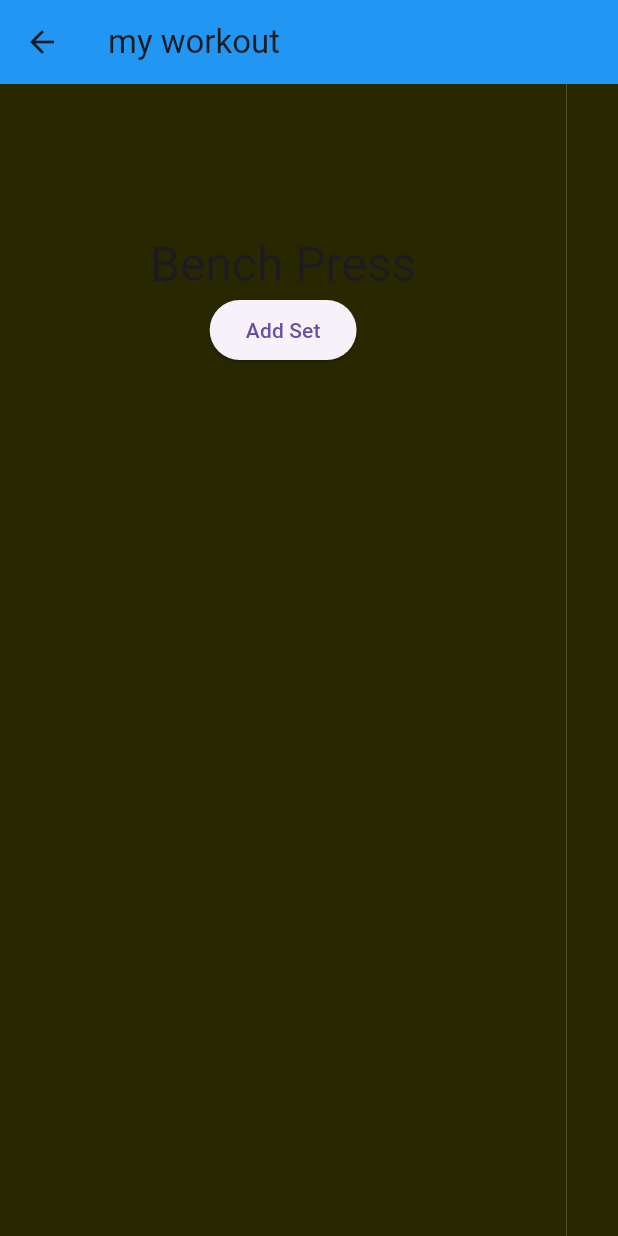
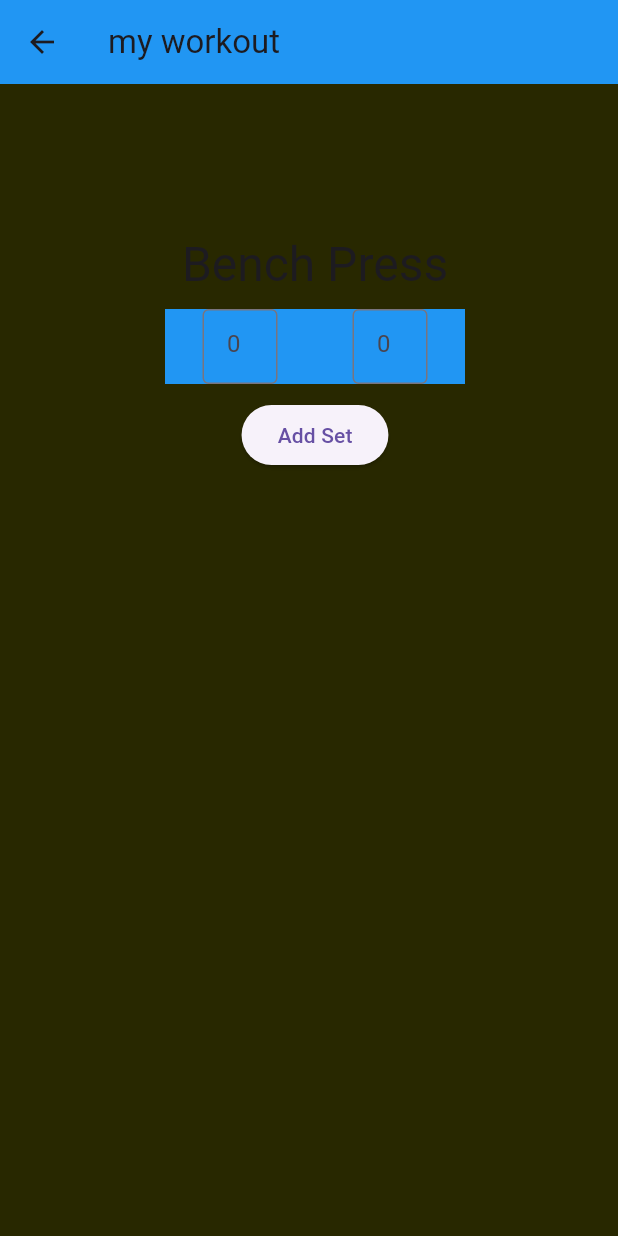
Before and after one commit to LucasSlunt/flutter_application_attempt_2, a Flutter app: the CurrentWorkoutScreen screen opened directly, after a tap on "Add Set", on a phone screen of 412 x 824 dp. Run offline on Flutter 3.47's test engine with Material 3 defaults, Android fonts, the phone set to English and light mode, and no system bars.

Commit message:
pulled unnecessary fields from states into widgets

```diff
--- a/lib/main.dart
+++ b/lib/main.dart
@@ -68,8 +68,6 @@ class CurrentWorkoutScreen extends StatelessWidget{
             color: Color.fromARGB(255, Random().nextInt(255), Random().nextInt(255), 0),
             height: 500,
             padding: EdgeInsets.all(100),
-            //child: Text("Page $index"),
-            //child: ExerciseWidget("$index").buildName(context)
             child: ExerciseWidget()
           );
         }
@@ -79,15 +77,7 @@ class CurrentWorkoutScreen extends StatelessWidget{
 }
 
 class ExerciseWidget extends StatefulWidget{
-
-  const ExerciseWidget({super.key});
-
-  @override
-  ExerciseWidgetState createState() => ExerciseWidgetState();
-}
-
-class ExerciseWidgetState extends State<ExerciseWidget>{
-  final ActiveExercise exercise =
+final ActiveExercise exercise =
   ActiveExercise(
     name: "Bench Press",
     primaryMusclesWorked: [Muscles.midChest],
@@ -97,45 +87,50 @@ class ExerciseWidgetState extends State<ExerciseWidget>{
     currentPR: "155"
     );
 
+  ExerciseWidget({super.key});
+
+  @override
+  ExerciseWidgetState createState() => ExerciseWidgetState();
+}
+
+class ExerciseWidgetState extends State<ExerciseWidget>{
+    List<ReppedSetWidget> setWidgets = [];
+
   @override
   Widget build(BuildContext context) {
     return Column(
       children: [
-        Text(exercise.name, style: Theme.of(context).textTheme.headlineLarge),
-        AddSetWidget(exercise: exercise),
+        Text(widget.exercise.name, style: Theme.of(context).textTheme.headlineLarge),
+        Column(
+          children: setWidgets,
+        ),
+        ElevatedButton(
+          child: Text("Add Set"),
+          onPressed: () {
+            print("${setWidgets.length}");
+            widget.exercise.addSet();
+
+            setState(() {
+              setWidgets.add(ReppedSetWidget());
+            });
+          }
+
+      )
       ],
+
     );
   }
-
-}
-
-class AddSetWidget extends StatelessWidget{
-  final ActiveExercise exercise;
-  const AddSetWidget({super.key, required this.exercise});
-
-  @override
-  Widget build(BuildContext context) {
-    return ElevatedButton(
-      child: Text("Add Set"),
-      onPressed: () {
-        print("add set pressed");
-        exercise.addSet();
-      }
-
-      );
-  }
-
 }
 class ReppedSetWidget extends StatefulWidget{
+  final ReppedSet set = ReppedSet();
 
-  const ReppedSetWidget({super.key});
+  ReppedSetWidget({super.key});
 
   @override
   ReppedSetState createState() => ReppedSetState();
 }
 
 class ReppedSetState extends State<ReppedSetWidget> {
-  ReppedSet set = ReppedSet();
   final repTextController = TextEditingController();
   final weightTextController = TextEditingController();
 
@@ -167,8 +162,8 @@ class ReppedSetState extends State<ReppedSetWidget> {
                 FilteringTextInputFormatter.allow(RegExp('[1234567890]'))
               ],
               onChanged: (text) {
-                set.setNumberOfReps(int.parse(text));
-                print("reps:${set.getNumberOfReps()}");
+                widget.set.setNumberOfReps(int.parse(text));
+                print("reps:${widget.set.getNumberOfReps()}");
               },
               controller: repTextController,
               decoration: InputDecoration(
@@ -187,8 +182,8 @@ class ReppedSetState extends State<ReppedSetWidget> {
                 FilteringTextInputFormatter.allow(RegExp('\\d+.{0,1}\\d*'))
               ],
               onChanged: (text) {
-                set.setWeightPerRep(double.parse(text));
-                print("reps:${set.getWeightPerRep()}");
+                widget.set.setWeightPerRep(double.parse(text));
+                print("reps:${widget.set.getWeightPerRep()}");
               },
               controller: weightTextController,
               decoration: InputDecoration(
```
